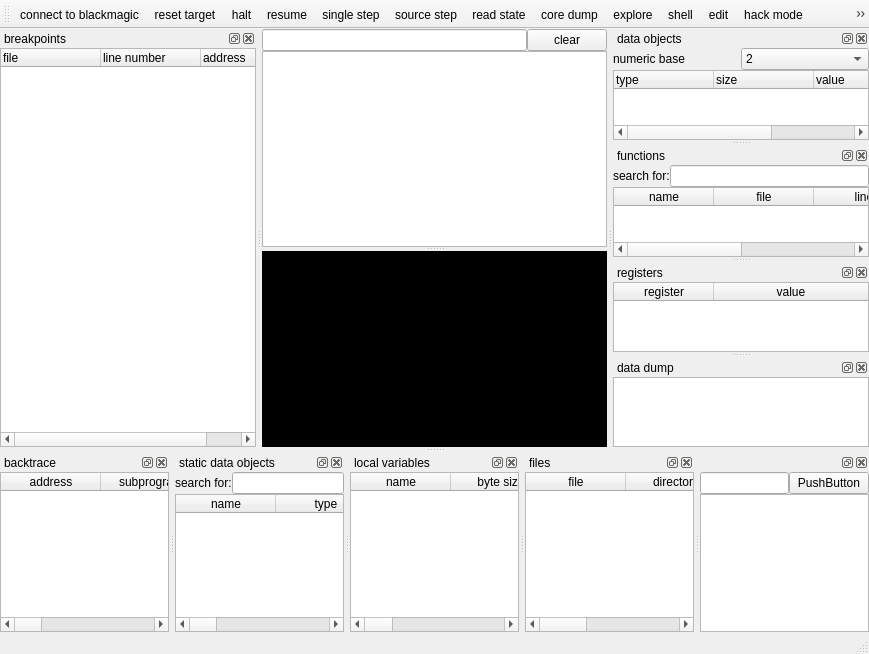
Old version of the form mainwindow.ui in the repository stoyan-shopov/troll.
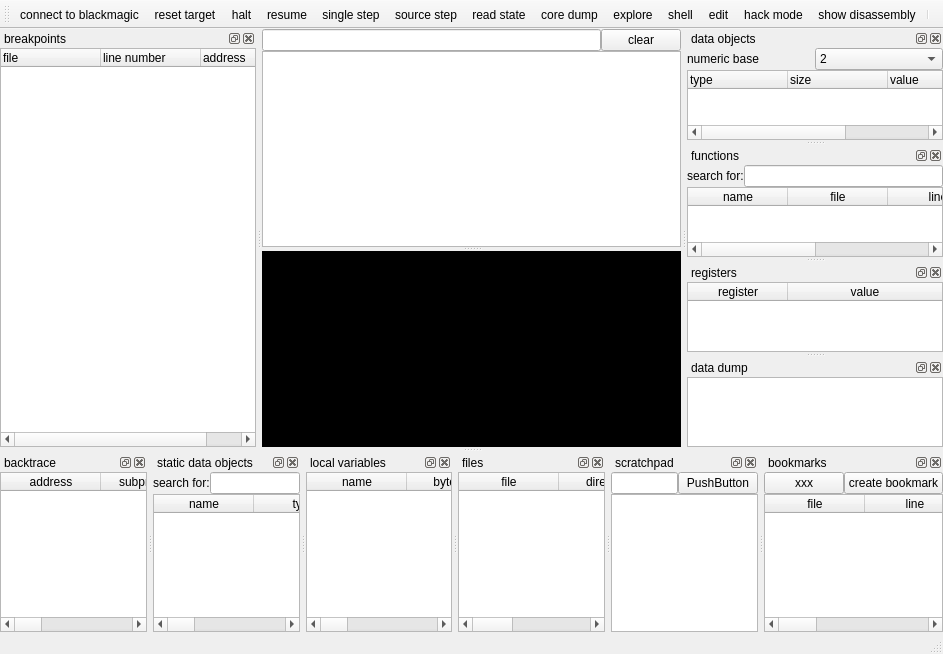
New version of the form.

Commit message: added initial support for bookmarks

Patch:
```diff
--- a/mainwindow.ui
+++ b/mainwindow.ui
@@ -6,7 +6,7 @@
    <rect>
     <x>0</x>
     <y>0</y>
-    <width>869</width>
+    <width>943</width>
     <height>654</height>
    </rect>
   </property>
@@ -632,6 +632,12 @@
        <property name="selectionBehavior">
         <enum>QAbstractItemView::SelectRows</enum>
        </property>
+       <attribute name="horizontalHeaderCascadingSectionResizes">
+        <bool>true</bool>
+       </attribute>
+       <attribute name="horizontalHeaderStretchLastSection">
+        <bool>true</bool>
+       </attribute>
        <column>
         <property name="text">
          <string>file</string>
@@ -698,7 +704,10 @@
     </layout>
    </widget>
   </widget>
-  <widget class="QDockWidget" name="dockWidget_3">
+  <widget class="QDockWidget" name="dockWidgetScratchpad">
+   <property name="windowTitle">
+    <string>scratchpad</string>
+   </property>
    <attribute name="dockWidgetArea">
     <number>8</number>
    </attribute>
@@ -742,6 +751,93 @@
     </layout>
    </widget>
   </widget>
+  <widget class="QDockWidget" name="dockWidgetBookmarks">
+   <property name="windowTitle">
+    <string>bookmarks</string>
+   </property>
+   <attribute name="dockWidgetArea">
+    <number>8</number>
+   </attribute>
+   <widget class="QWidget" name="dockWidgetContents_11">
+    <layout class="QVBoxLayout" name="verticalLayout_12">
+     <property name="spacing">
+      <number>0</number>
+     </property>
+     <property name="leftMargin">
+      <number>0</number>
+     </property>
+     <property name="topMargin">
+      <number>0</number>
+     </property>
+     <property name="rightMargin">
+      <number>0</number>
+     </property>
+     <property name="bottomMargin">
+      <number>0</number>
+     </property>
+     <item>
+      <layout class="QHBoxLayout" name="horizontalLayout_6">
+       <property name="spacing">
+        <number>0</number>
+       </property>
+       <item>
+        <widget class="QPushButton" name="pushButton_4">
+         <property name="text">
+          <string>xxx</string>
+         </property>
+        </widget>
+       </item>
+       <item>
+        <widget class="QPushButton" name="pushButtonCreateBookmark">
+         <property name="text">
+          <string>create bookmark</string>
+         </property>
+        </widget>
+       </item>
+      </layout>
+     </item>
+     <item>
+      <widget class="QTableWidget" name="tableWidgetBookmarks">
+       <property name="editTriggers">
+        <set>QAbstractItemView::NoEditTriggers</set>
+       </property>
+       <property name="selectionMode">
+        <enum>QAbstractItemView::SingleSelection</enum>
+       </property>
+       <property name="selectionBehavior">
+        <enum>QAbstractItemView::SelectRows</enum>
+       </property>
+       <attribute name="horizontalHeaderCascadingSectionResizes">
+        <bool>true</bool>
+       </attribute>
+       <attribute name="horizontalHeaderStretchLastSection">
+        <bool>true</bool>
+       </attribute>
+       <column>
+        <property name="text">
+         <string>file</string>
+        </property>
+       </column>
+       <column>
+        <property name="text">
+         <string>line</string>
+        </property>
+       </column>
+       <column>
+        <property name="text">
+         <string>directory</string>
+        </property>
+       </column>
+       <column>
+        <property name="text">
+         <string>compilation directory</string>
+        </property>
+       </column>
+      </widget>
+     </item>
+    </layout>
+   </widget>
+  </widget>
   <action name="actionBlackstrikeConnect">
    <property name="text">
     <string>connect to blackmagic</string>
```
Left out of the diff: 6 changed lines with no effect on the pictures. The commit also changes 2 other files.
